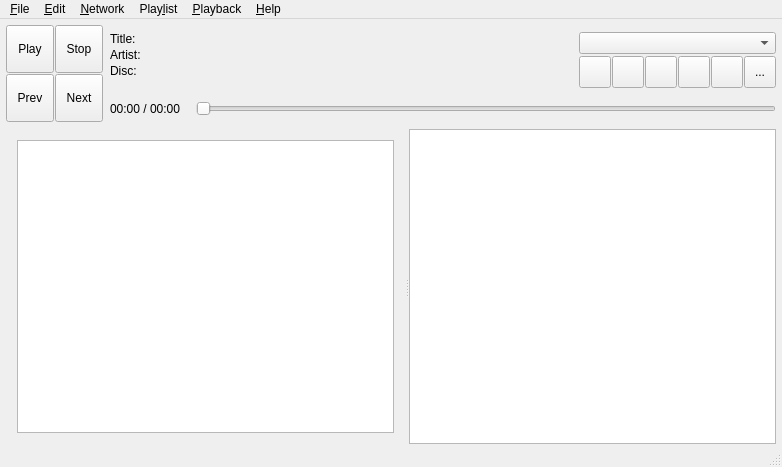
Qt form src/MainWindow.ui (soramimi/SkyMPC) before a commit.
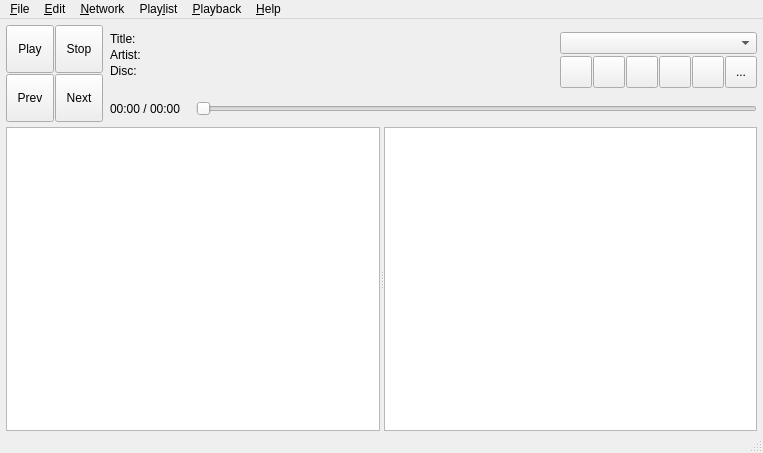
The same form after that commit. Icons and pictures are not drawn. Custom widgets are drawn as their Qt base class.

Diff of the .ui file:
```diff
--- a/src/MainWindow.ui
+++ b/src/MainWindow.ui
@@ -6,15 +6,18 @@
    <rect>
     <x>0</x>
     <y>0</y>
-    <width>782</width>
-    <height>467</height>
+    <width>763</width>
+    <height>453</height>
    </rect>
   </property>
   <property name="windowTitle">
    <string>SkyMPC</string>
   </property>
   <widget class="QWidget" name="centralWidget">
-   <layout class="QVBoxLayout" name="verticalLayout_3">
+   <layout class="QVBoxLayout" name="verticalLayout_2">
+    <property name="spacing">
+     <number>4</number>
+    </property>
     <property name="leftMargin">
      <number>6</number>
     </property>
@@ -25,7 +28,7 @@
      <number>6</number>
     </property>
     <property name="bottomMargin">
-     <number>1</number>
+     <number>0</number>
     </property>
     <item>
      <widget class="QStackedWidget" name="stackedWidget">
@@ -646,7 +649,7 @@
     <item>
      <widget class="QSplitter" name="splitter">
       <property name="sizePolicy">
-       <sizepolicy hsizetype="Expanding" vsizetype="Expanding">
+       <sizepolicy hsizetype="Expanding" vsizetype="Ignored">
         <horstretch>0</horstretch>
         <verstretch>0</verstretch>
        </sizepolicy>
@@ -654,10 +657,13 @@
       <property name="orientation">
        <enum>Qt::Horizontal</enum>
       </property>
-      <widget class="QWidget" name="layoutWidget">
-       <layout class="QVBoxLayout" name="verticalLayout_2">
-        <item>
          <widget class="MyTreeWidget" name="treeWidget">
+       <property name="sizePolicy">
+        <sizepolicy hsizetype="Expanding" vsizetype="Ignored">
+         <horstretch>0</horstretch>
+         <verstretch>0</verstretch>
+        </sizepolicy>
+       </property>
           <property name="editTriggers">
            <set>QAbstractItemView::NoEditTriggers</set>
           </property>
@@ -688,10 +694,13 @@
            </property>
           </column>
          </widget>
-        </item>
-       </layout>
-      </widget>
       <widget class="MyListWidget" name="listWidget_playlist">
+       <property name="sizePolicy">
+        <sizepolicy hsizetype="Expanding" vsizetype="Ignored">
+         <horstretch>0</horstretch>
+         <verstretch>0</verstretch>
+        </sizepolicy>
+       </property>
        <property name="acceptDrops">
         <bool>true</bool>
        </property>
@@ -732,7 +741,7 @@
     <rect>
      <x>0</x>
      <y>0</y>
-     <width>782</width>
+     <width>763</width>
      <height>24</height>
     </rect>
    </property>
```
Left out of the diff: 1 changed line with no effect on the pictures. Lines whose indentation alone changed are shown as unchanged.
